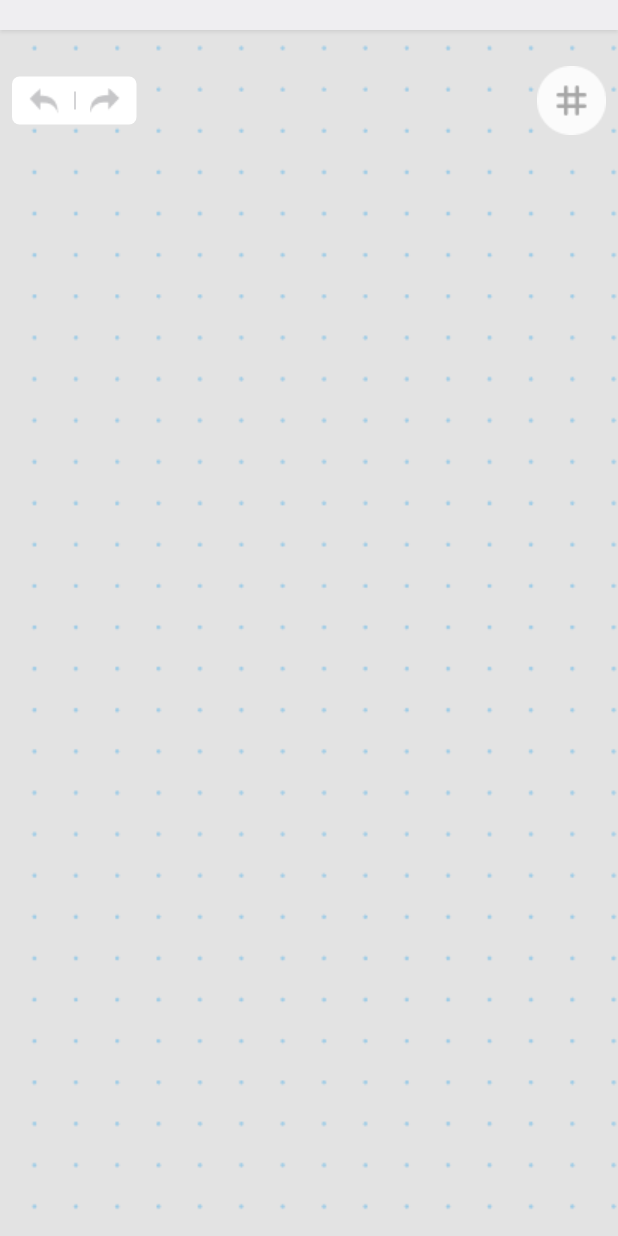
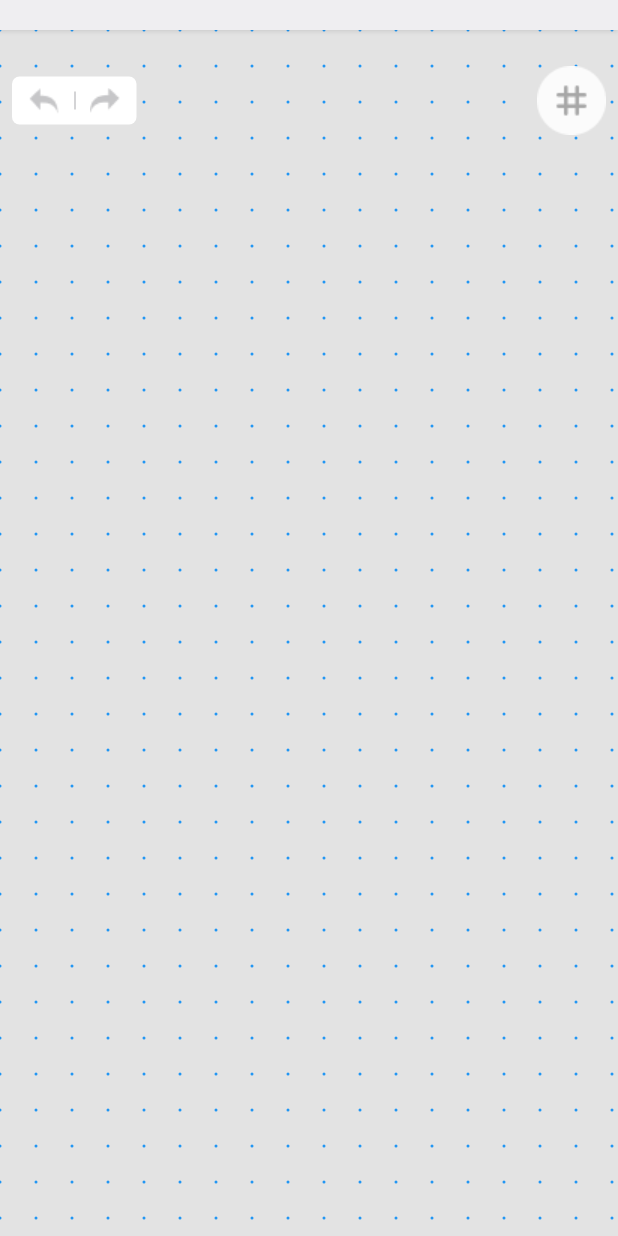
Before and after one commit to VeronikaTsitser/shapes_drawing, a Flutter app: the screen it shows after launch, on a phone screen of 412 x 824 dp. Run offline on Flutter 3.47's test engine with Material 3 defaults, Android fonts, the light colour scheme and no system bars; our stand-ins replace flutter_riverpod, freezed_annotation.

Commit message:
Add align to grid functionality and UI toggle

```diff
--- a/lib/features/shapes_drawing/presentation/shapes_drawing_screen.dart
+++ b/lib/features/shapes_drawing/presentation/shapes_drawing_screen.dart
@@ -1,3 +1,4 @@
+// ignore_for_file: public_member_api_docs, sort_constructors_first
 import 'package:flutter/material.dart';
 import 'package:flutter_riverpod/flutter_riverpod.dart';
 import 'package:shapes_drawing/features/shapes_drawing/presentation/shapes_painter.dart';
@@ -18,21 +19,21 @@ class ShapesDrawingScreen extends ConsumerWidget {
         shadowColor: Colors.black.withOpacity(0.3),
         elevation: 1,
       ),
-      backgroundColor: Colors.transparent,
+      backgroundColor: const Color.fromRGBO(227, 227, 227, 1),
       body: Stack(
         children: [
-          Image.asset(
-            'assets/images/background.png',
-            fit: BoxFit.cover,
-            height: double.infinity,
-            width: double.infinity,
-          ),
+          const DotBackground(),
           GestureDetector(
             onPanStart: ref.read(shapeNotifierProvider.notifier).onPanStart,
             onPanUpdate: ref.read(shapeNotifierProvider.notifier).onPanUpdate,
             onPanEnd: (details) => ref.read(shapeNotifierProvider.notifier).onPanEnd(
                   details: details,
-                  onPointAdded: (state) => ref.read(historyNotifierProvider.notifier).addToHistory(state),
+                  onPointAdded: (state) {
+                    ref.read(historyNotifierProvider.notifier).addToHistory(state);
+                    if (ref.read(alignToGridEnabledProvider)) {
+                      ref.read(shapeNotifierProvider.notifier).alignToGrid(ref.read(gridStepProvider));
+                    }
+                  },
                   onIntersectionFound: () =>
                       ref.read(shapeNotifierProvider.notifier).setState(ref.read(historyNotifierProvider).history.last),
                 ),
@@ -48,10 +49,17 @@ class ShapesDrawingScreen extends ConsumerWidget {
               crossAxisAlignment: CrossAxisAlignment.center,
               mainAxisAlignment: MainAxisAlignment.spaceBetween,
               children: [
-                const UndoRedoWidget(),
+                const _UndoRedoWidget(),
                 IconButton(
-                  onPressed: () {},
-                  icon: Image.asset('assets/icons/hashtag_icon.png'),
+                  onPressed: () {
+                    ref.read(alignToGridEnabledProvider.notifier).state = !ref.read(alignToGridEnabledProvider);
+                    if (ref.read(alignToGridEnabledProvider)) {
+                      ref.read(shapeNotifierProvider.notifier).alignToGrid(ref.read(gridStepProvider));
+                    }
+                  },
+                  icon: (ref.watch(alignToGridEnabledProvider))
+                      ? Image.asset('assets/icons/hashtag_active.png')
+                      : Image.asset('assets/icons/hashtag_icon.png'),
                 ),
               ],
             ),
@@ -62,10 +70,8 @@ class ShapesDrawingScreen extends ConsumerWidget {
   }
 }
 
-class UndoRedoWidget extends ConsumerWidget {
-  const UndoRedoWidget({
-    super.key,
-  });
+class _UndoRedoWidget extends ConsumerWidget {
+  const _UndoRedoWidget();
 
   @override
   Widget build(BuildContext context, WidgetRef ref) {
@@ -113,3 +119,37 @@ class UndoRedoWidget extends ConsumerWidget {
     );
   }
 }
+
+class DotBackground extends ConsumerWidget {
+  const DotBackground({super.key});
+
+  @override
+  Widget build(BuildContext context, WidgetRef ref) {
+    return CustomPaint(
+      painter: DotBackgroundPainter(step: ref.watch(gridStepProvider)),
+      child: Container(),
+    );
+  }
+}
+
+class DotBackgroundPainter extends CustomPainter {
+  final double step;
+  DotBackgroundPainter({required this.step});
+  @override
+  void paint(Canvas canvas, Size size) {
+    final paint = Paint()
+      ..color = Colors.blue
+      ..strokeCap = StrokeCap.round;
+
+    double dotSize = 1;
+
+    for (double x = 0; x < size.width; x += step) {
+      for (double y = 0; y < size.height; y += step) {
+        canvas.drawCircle(Offset(x, y), dotSize, paint);
+      }
+    }
+  }
+
+  @override
+  bool shouldRepaint(covariant DotBackgroundPainter oldDelegate) => step != oldDelegate.step;
+}
--- a/lib/features/shapes_drawing/providers/providers.dart
+++ b/lib/features/shapes_drawing/providers/providers.dart
@@ -11,3 +11,11 @@ final shapeNotifierProvider = StateNotifierProvider<ShapeNotifier, ShapeState>((
 final historyNotifierProvider = StateNotifierProvider<HistoryNotifier, HistoryState>((ref) {
   return HistoryNotifier();
 });
+
+final gridStepProvider = StateProvider<double>((ref) {
+  return 24.0;
+});
+
+final alignToGridEnabledProvider = StateProvider<bool>((ref) {
+  return false;
+});
```
Also changed, not shown: lib/features/shapes_drawing/logic/shape_notifier.dart (+12 -0 lines), assets/icons/hashtag_active.png (added).
